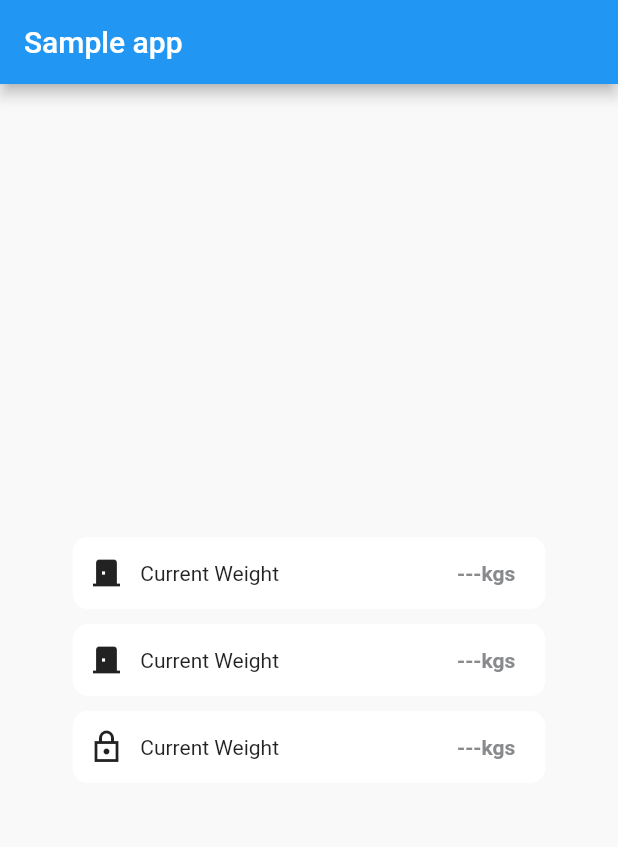
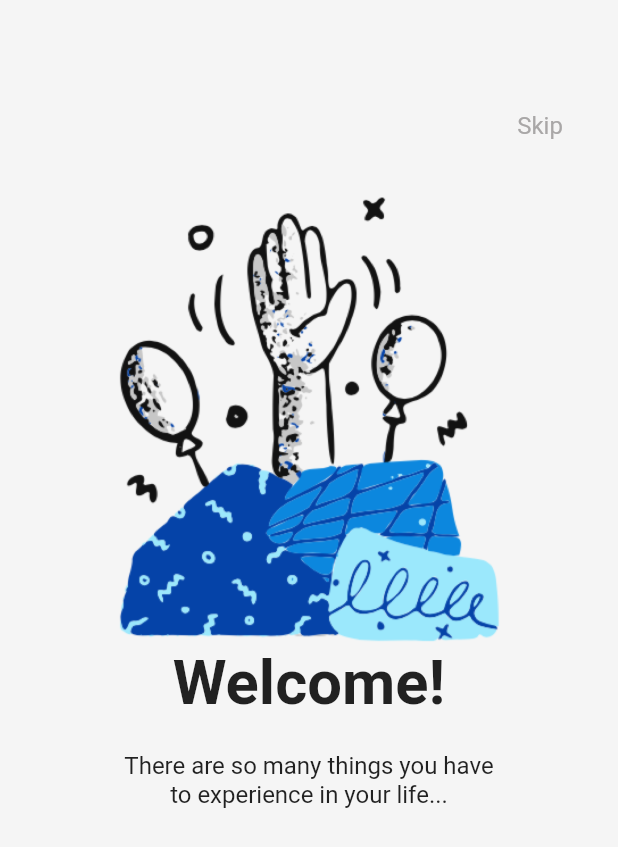
Before and after one commit to Askarb/flutterui, a Flutter app: the screen it shows after launch, on a phone screen of 412 x 824 dp. Shown: the top 847 px of the screen. Run offline on Flutter 3.47's test engine with Material 2 defaults, Android fonts, the phone set to English and light mode, and no system bars.

Commit message:
hw jan 10

```diff
--- /dev/null
+++ b/lib/hw_jan_10.dart
@@ -0,0 +1,141 @@
+import 'package:classwork/resources/resources.dart';
+import 'package:flutter/material.dart';
+
+class MyAppJan10 extends StatelessWidget {
+  const MyAppJan10({super.key});
+
+  @override
+  Widget build(BuildContext context) {
+    return MaterialApp(
+      debugShowCheckedModeBanner: false,
+      // home: HWJan10(),
+      initialRoute: '/',
+      routes: {
+        '/': (context) => const HWJan10(),
+        '/second': (context) => const HWJan10_secondScreen(),
+      },
+    );
+  }
+}
+
+class HWJan10 extends StatelessWidget {
+  const HWJan10({
+    Key? key,
+  }) : super(key: key);
+
+  @override
+  Widget build(BuildContext context) {
+    return Scaffold(
+      backgroundColor: Color(0xffF5F5F5),
+      body: Container(
+        padding: const EdgeInsets.all(20),
+        width: double.infinity,
+        child: Column(
+          children: [
+            const SizedBox(height: 40),
+            Align(
+              alignment: Alignment.topRight,
+              child: TextButton(
+                onPressed: () {
+                  print("asdasd");
+                  Navigator.pushNamed(context, "/second");
+                },
+                child: const Text(
+                  "Skip",
+                  style: TextStyle(
+                    color: Color(0xffA9A7A7),
+                    fontWeight: FontWeight.w400,
+                    fontSize: 16,
+                  ),
+                ),
+              ),
+            ),
+            const SizedBox(height: 20),
+            SizedBox(
+              height: 303,
+              child: Image.asset(AppImages.img1),
+            ),
+            const Text(
+              "Welcome!",
+              style: TextStyle(
+                fontWeight: FontWeight.w700,
+                fontSize: 41,
+              ),
+            ),
+            const SizedBox(height: 22),
+            const SizedBox(
+              width: 262,
+              child: Text(
+                "There are so many things you have to experience in your life...",
+                textAlign: TextAlign.center,
+                style: TextStyle(
+                  fontWeight: FontWeight.w400,
+                  fontSize: 16,
+                ),
+              ),
+            )
+          ],
+        ),
+      ),
+    );
+  }
+}
+
+class HWJan10_secondScreen extends StatelessWidget {
+  const HWJan10_secondScreen({super.key});
+
+  @override
+  Widget build(BuildContext context) {
+    return Scaffold(
+      backgroundColor: Color(0xffF5F5F5),
+      body: Container(
+        padding: const EdgeInsets.all(20),
+        width: double.infinity,
+        child: Column(
+          children: [
+            const SizedBox(height: 40),
+            Align(
+              alignment: Alignment.topRight,
+              child: TextButton(
+                onPressed: () {},
+                child: const Text(
+                  "Skip",
+                  style: TextStyle(
+                    color: Color(0xffA9A7A7),
+                    fontWeight: FontWeight.w400,
+                    fontSize: 16,
+                  ),
+                ),
+              ),
+            ),
+            const SizedBox(height: 20),
+            SizedBox(
+              height: 221,
+              child: Image.asset(AppImages.img2),
+            ),
+            const SizedBox(height: 20),
+            const Text(
+              "MyDay team",
+              style: TextStyle(
+                fontWeight: FontWeight.w700,
+                fontSize: 41,
+              ),
+            ),
+            const SizedBox(height: 52),
+            const SizedBox(
+              width: 262,
+              child: Text(
+                "prepared for you list of tasks to keep yourself busy and challenged every day, making it more fun and enjoyable",
+                textAlign: TextAlign.center,
+                style: TextStyle(
+                  fontWeight: FontWeight.w400,
+                  fontSize: 16,
+                ),
+              ),
+            )
+          ],
+        ),
+      ),
+    );
+  }
+}
--- a/lib/main.dart
+++ b/lib/main.dart
@@ -1,9 +1,11 @@
+import 'package:classwork/hw_jan_10.dart';
 import 'package:classwork/hw_jan_6.dart';
 import 'package:classwork/hw_jan_9.dart';
 import 'package:flutter/material.dart';
 
 void main() {
   // const app = HwJan6();
-  const app = ClJan9();
+  // const app = ClJan9();
+  const app = MyAppJan10();
   runApp(app);
 }
--- /dev/null
+++ b/lib/resources/images.dart
@@ -0,0 +1,8 @@
+part of 'resources.dart';
+
+class AppImages {
+  AppImages._();
+
+  static const String img1 = 'assets/images/img1.png';
+  static const String img2 = 'assets/images/img2.png';
+}
--- /dev/null
+++ b/lib/resources/resources.dart
@@ -0,0 +1 @@
+part 'images.dart';
```
Also changed, not shown: lib/spider.yaml (added, +35 -0 lines), pubspec.yaml (+33 -2 lines), assets/images/img1.png (added), assets/images/img2.png (added), pubspec.lock, 1 other file.
